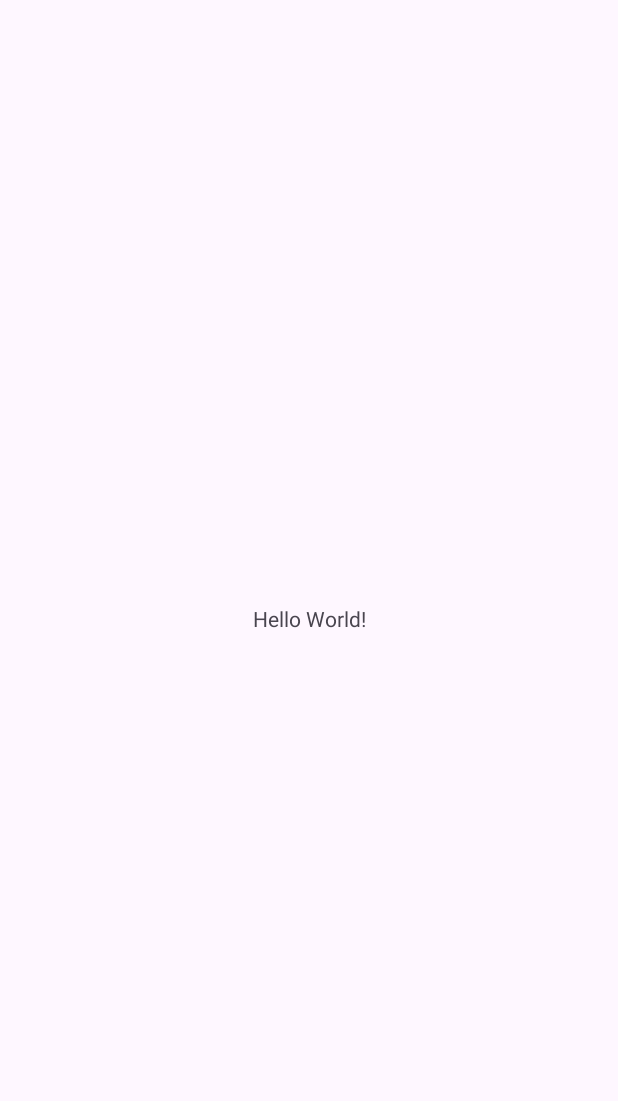
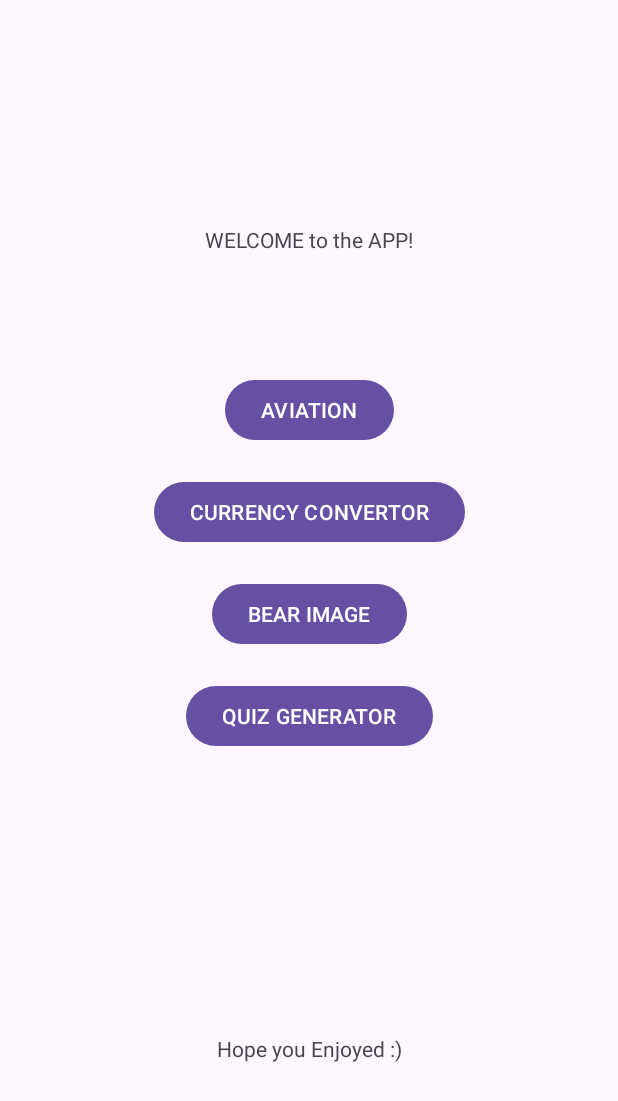
Before and after one commit to NikhilGahlawatt/FinalPROJECT, an Android app: the screen it shows after launch (MainActivity), on a phone screen of 412 x 824 dp. Before the commit the part shown is almost empty. Shown: the top 1101 px of the screen. Run offline under Robolectric (Android 15) with nearby library versions, the phone set to English and light mode, and no system bars.

Commit message:
BUTTON IN THE APP.

```diff
--- a/app/src/main/res/layout/activity_main.xml
+++ b/app/src/main/res/layout/activity_main.xml
@@ -7,12 +7,62 @@
     tools:context=".MainActivity">
 
     <TextView
+        android:id="@+id/textView"
         android:layout_width="wrap_content"
         android:layout_height="wrap_content"
-        android:text="Hello World!"
-        app:layout_constraintBottom_toBottomOf="parent"
+        android:layout_marginTop="150dp"
+        android:text="WELCOME to the APP!"
         app:layout_constraintEnd_toEndOf="parent"
         app:layout_constraintStart_toStartOf="parent"
         app:layout_constraintTop_toTopOf="parent" />
 
+    <Button
+        android:id="@+id/button"
+        android:layout_width="wrap_content"
+        android:layout_height="wrap_content"
+        android:layout_marginTop="80dp"
+        android:text="AVIATION"
+        app:layout_constraintEnd_toEndOf="parent"
+        app:layout_constraintStart_toStartOf="parent"
+        app:layout_constraintTop_toBottomOf="@+id/textView" />
+
+    <Button
+        android:id="@+id/button2"
+        android:layout_width="wrap_content"
+        android:layout_height="wrap_content"
+        android:layout_marginTop="20dp"
+        android:text="CURRENCY CONVERTOR"
+        app:layout_constraintEnd_toEndOf="parent"
+        app:layout_constraintStart_toStartOf="parent"
+        app:layout_constraintTop_toBottomOf="@+id/button" />
+
+    <Button
+        android:id="@+id/button3"
+        android:layout_width="wrap_content"
+        android:layout_height="wrap_content"
+        android:layout_marginTop="20dp"
+        android:text="BEAR IMAGE"
+        app:layout_constraintEnd_toEndOf="parent"
+        app:layout_constraintStart_toStartOf="parent"
+        app:layout_constraintTop_toBottomOf="@+id/button2" />
+
+    <Button
+        android:id="@+id/button4"
+        android:layout_width="wrap_content"
+        android:layout_height="wrap_content"
+        android:layout_marginTop="20dp"
+        android:text="QUIZ GENERATOR"
+        app:layout_constraintEnd_toEndOf="parent"
+        app:layout_constraintStart_toStartOf="parent"
+        app:layout_constraintTop_toBottomOf="@+id/button3" />
+
+    <TextView
+        android:id="@+id/textView2"
+        android:layout_width="wrap_content"
+        android:layout_height="wrap_content"
+        android:layout_marginBottom="115dp"
+        android:text="Hope you Enjoyed :)"
+        app:layout_constraintBottom_toBottomOf="parent"
+        app:layout_constraintEnd_toEndOf="parent"
+        app:layout_constraintStart_toStartOf="parent" />
 </androidx.constraintlayout.widget.ConstraintLayout>
```
